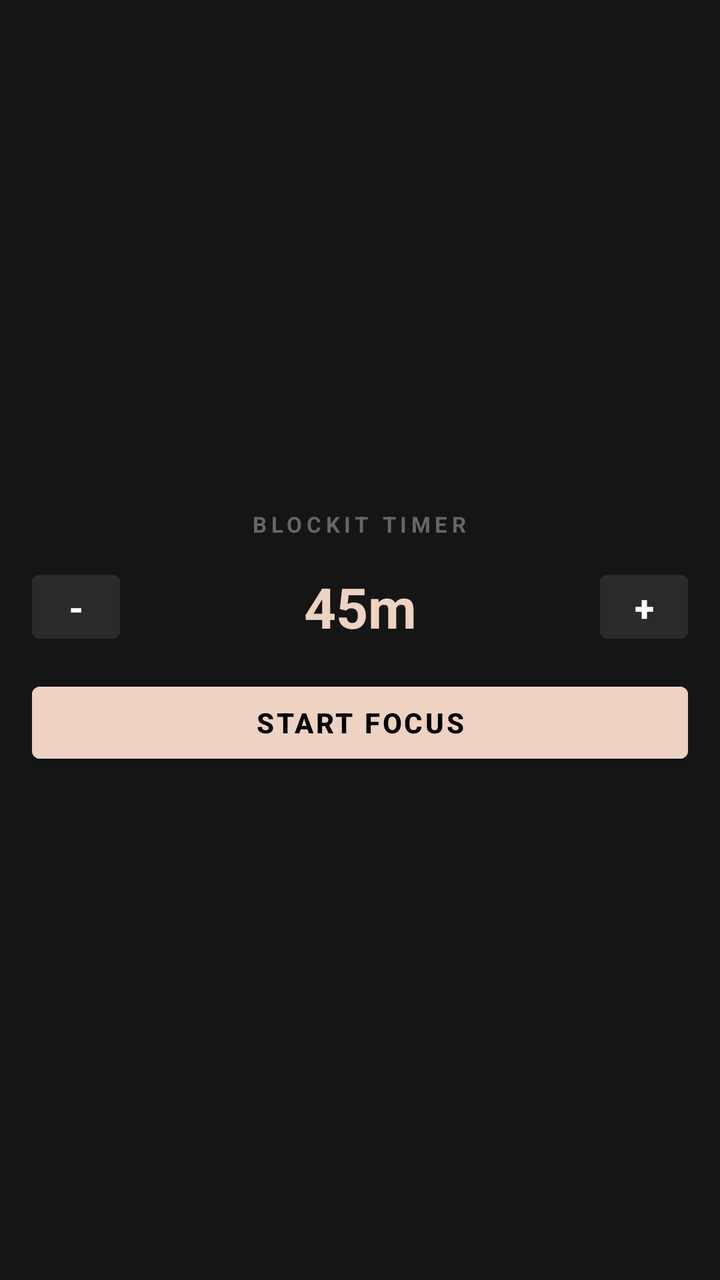
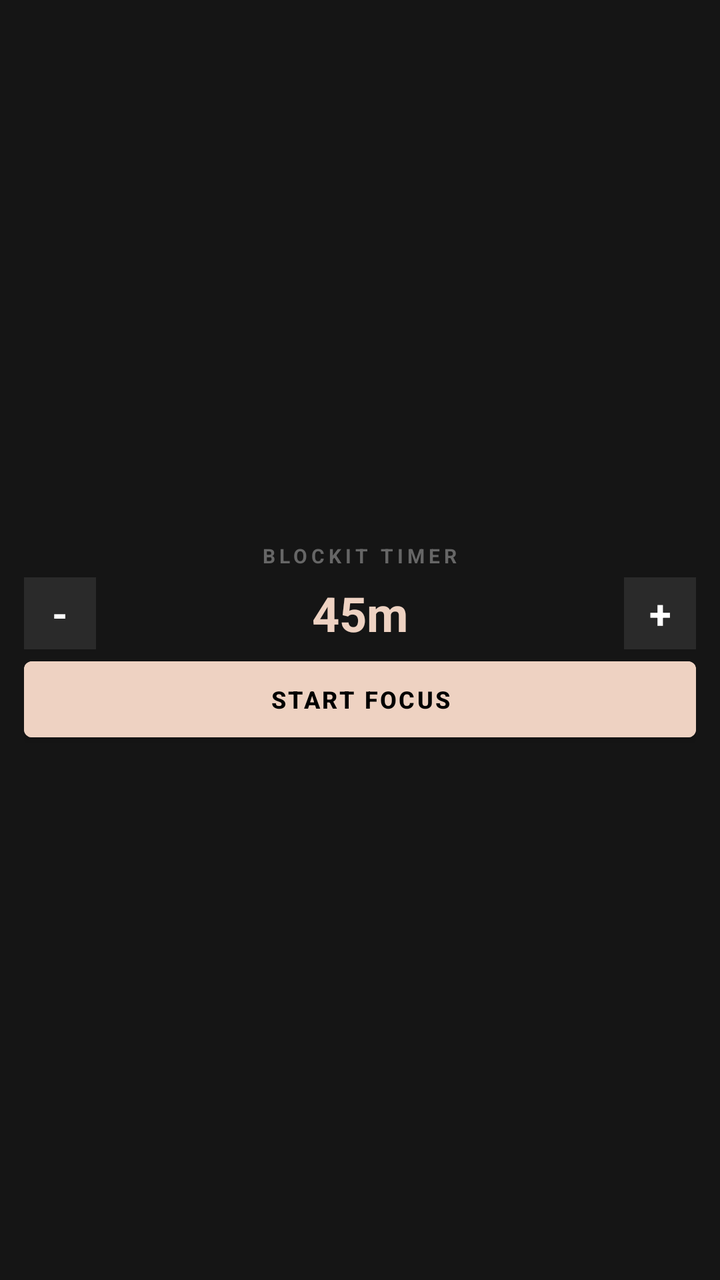

Compare the two renders of this Android layout. The source of the first and the diff that turns it into the second are given below.
<!-- AndroidManifest.xml: fallback theme Theme.MaterialComponents.DayNight.NoActionBar -->
<!-- res/layout/timer_widget.xml -->
<?xml version="1.0" encoding="utf-8"?>
<LinearLayout xmlns:android="http://schemas.android.com/apk/res/android"
    android:layout_width="match_parent"
    android:layout_height="match_parent"
    android:background="#151515"
    android:orientation="vertical"
    android:gravity="center"
    android:padding="16dp">

    <TextView
        android:layout_width="wrap_content"
        android:layout_height="wrap_content"
        android:text="BLOCKIT TIMER"
        android:textColor="#666666"
        android:textSize="11sp"
        android:textStyle="bold"
        android:letterSpacing="0.2" />

    <LinearLayout
        android:layout_width="match_parent"
        android:layout_height="wrap_content"
        android:orientation="horizontal"
        android:gravity="center"
        android:layout_marginTop="12dp"
        android:layout_marginBottom="12dp">

        <Button
            android:id="@+id/btn_widget_minus"
            android:layout_width="44dp"
            android:layout_height="44dp"
            android:text="-"
            android:textColor="#FFFFFF"
            android:backgroundTint="#2A2A2A"
            android:textStyle="bold"
            android:textSize="18sp" />

        <TextView
            android:id="@+id/txt_widget_duration"
            android:layout_width="0dp"
            android:layout_height="wrap_content"
            android:layout_weight="1"
            android:text="45m"
            android:textColor="#EED2C2"
            android:textSize="28sp"
            android:textStyle="bold"
            android:gravity="center" />

        <Button
            android:id="@+id/btn_widget_plus"
            android:layout_width="44dp"
            android:layout_height="44dp"
            android:text="+"
            android:textColor="#FFFFFF"
            android:backgroundTint="#2A2A2A"
            android:textStyle="bold"
            android:textSize="18sp" />

    </LinearLayout>

    <Button
        android:id="@+id/btn_widget_play"
        android:layout_width="match_parent"
        android:layout_height="48dp"
        android:text="START FOCUS"
        android:textColor="#000000"
        android:backgroundTint="#EED2C2"
        android:textStyle="bold" />

</LinearLayout>
<!-- resources referenced by this layout -->
<resources>

</resources>

<!-- the commit's change to res/layout/timer_widget.xml (unified diff, before → after) -->
@@ -5,35 +5,45 @@
     android:background="#151515"
     android:orientation="vertical"
     android:gravity="center"
-    android:padding="16dp">
+    android:paddingStart="12dp"
+    android:paddingEnd="12dp"
+    android:paddingTop="8dp"
+    android:paddingBottom="8dp">
 
+    
     <TextView
         android:layout_width="wrap_content"
         android:layout_height="wrap_content"
         android:text="BLOCKIT TIMER"
         android:textColor="#666666"
-        android:textSize="11sp"
+        android:textSize="10sp"
         android:textStyle="bold"
-        android:letterSpacing="0.2" />
+        android:letterSpacing="0.2"
+        android:layout_marginBottom="4dp" />
 
+    
     <LinearLayout
         android:layout_width="match_parent"
         android:layout_height="wrap_content"
         android:orientation="horizontal"
         android:gravity="center"
-        android:layout_marginTop="12dp"
-        android:layout_marginBottom="12dp">
+        android:layout_marginBottom="6dp">
 
-        <Button
+        
+        <TextView
             android:id="@+id/btn_widget_minus"
-            android:layout_width="44dp"
-            android:layout_height="44dp"
+            android:layout_width="36dp"
+            android:layout_height="36dp"
             android:text="-"
             android:textColor="#FFFFFF"
-            android:backgroundTint="#2A2A2A"
+            android:background="#2A2A2A"
             android:textStyle="bold"
-            android:textSize="18sp" />
+            android:textSize="20sp"
+            android:gravity="center"
+            android:focusable="true"
+            android:clickable="true" />
 
+        
         <TextView
             android:id="@+id/txt_widget_duration"
             android:layout_width="0dp"
@@ -41,29 +51,79 @@
             android:layout_weight="1"
             android:text="45m"
             android:textColor="#EED2C2"
-            android:textSize="28sp"
+            android:textSize="24sp"
             android:textStyle="bold"
-            android:gravity="center" />
+            android:gravity="center"
+            android:maxLines="1"
+            android:ellipsize="none" />
 
-        <Button
+        
+        <TextView
             android:id="@+id/btn_widget_plus"
-            android:layout_width="44dp"
-            android:layout_height="44dp"
+            android:layout_width="36dp"
+            android:layout_height="36dp"
             android:text="+"
             android:textColor="#FFFFFF"
-            android:backgroundTint="#2A2A2A"
+            android:background="#2A2A2A"
             android:textStyle="bold"
-            android:textSize="18sp" />
+            android:textSize="20sp"
+            android:gravity="center"
+            android:focusable="true"
+            android:clickable="true" />
 
     </LinearLayout>
 
+    
     <Button
         android:id="@+id/btn_widget_play"
         android:layout_width="match_parent"
-        android:layout_height="48dp"
+        android:layout_height="38dp"
         android:text="START FOCUS"
         android:textColor="#000000"
         android:backgroundTint="#EED2C2"
-        android:textStyle="bold" />
+        android:textSize="12sp"
+        android:textStyle="bold"
+        android:insetTop="0dp"
+        android:insetBottom="0dp"
+        android:padding="0dp" />
+
+    
+    <LinearLayout
+        android:id="@+id/layout_widget_reels"
+        android:layout_width="match_parent"
+        android:layout_height="30dp"
+        android:orientation="horizontal"
+        android:gravity="center_vertical"
+        android:layout_marginTop="6dp"
+        android:paddingStart="8dp"
+        android:paddingEnd="4dp"
+        android:background="#1E1E1E"
+        android:visibility="gone">
+
+        <TextView
+            android:layout_width="0dp"
+            android:layout_height="wrap_content"
+            android:layout_weight="1"
+            android:text="BLOCK REELS"
+            android:textColor="#888888"
+            android:textSize="9sp"
+            android:textStyle="bold"
+            android:letterSpacing="0.05"
+            android:maxLines="1" />
+
+        
+        <Button
+            android:id="@+id/btn_widget_reels_toggle"
+            android:layout_width="48dp"
+            android:layout_height="24dp"
+            android:text="OFF"
+            android:textColor="#FFFFFF"
+            android:backgroundTint="#2A2A2A"
+            android:textSize="9sp"
+            android:textStyle="bold"
+            android:insetTop="0dp"
+            android:insetBottom="0dp"
+            android:padding="0dp" />
+    </LinearLayout>
 
 </LinearLayout>
